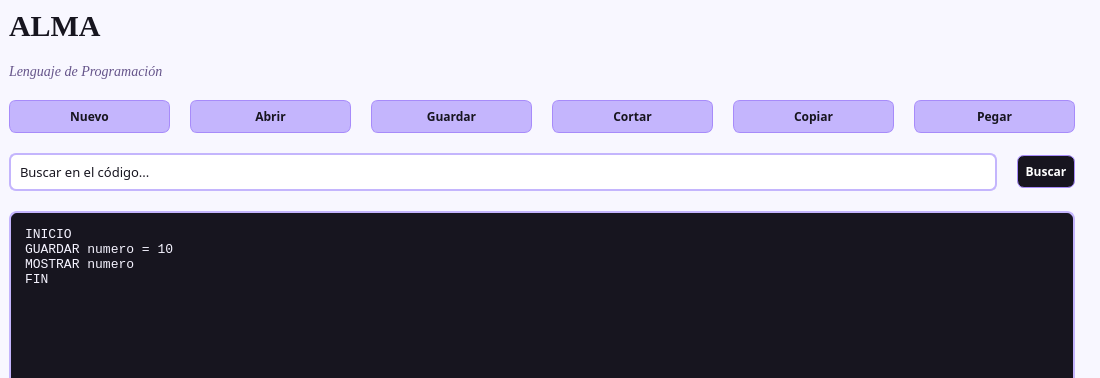
This is PROYECTO FINAL AUTOMATAS/interfaz/diseño.ui in alito374/Proyecto-Final- as Qt 5 draws it before an edit; both pictures show x 0 to 1100 and y 0 to 378 of the 1100 by 750 pixel window. The edited form follows.
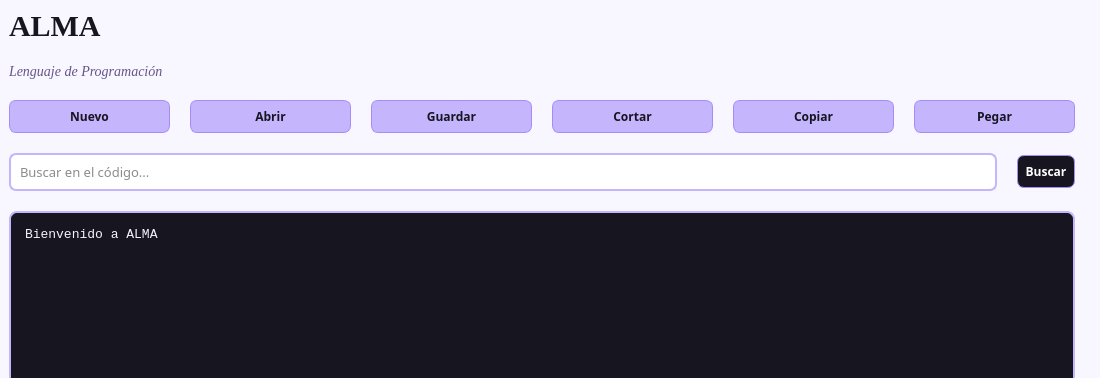
This is the edited form.

The edit to the form file:
```diff
--- a/PROYECTO FINAL AUTOMATAS/interfaz/diseño.ui
+++ b/PROYECTO FINAL AUTOMATAS/interfaz/diseño.ui
@@ -239,6 +239,9 @@
          </font>
         </property>
         <property name="text">
+         <string/>
+        </property>
+        <property name="placeholderText">
          <string>Buscar en el código...</string>
         </property>
        </widget>
@@ -267,13 +270,10 @@
        </font>
       </property>
       <property name="plainText">
-       <string>INICIO
-GUARDAR numero = 10
-MOSTRAR numero
-FIN</string>
+       <string>Bienvenido a ALMA</string>
       </property>
       <property name="placeholderText">
-       <string>INICIO  GUARDAR numero = 10  MOSTRAR numero  FIN</string>
+       <string/>
       </property>
      </widget>
     </item>
```
Left out of the diff: 2 changed lines with no effect on the pictures.
